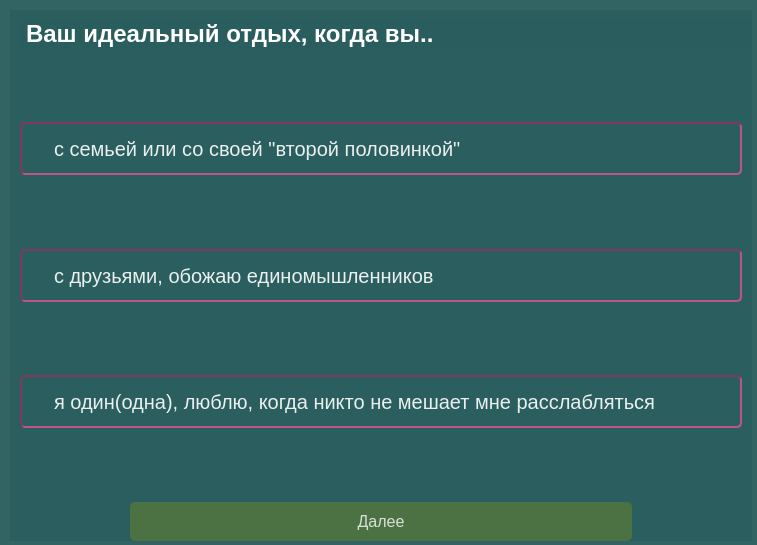
PolinaBack/MyMap, file forms/test3.ui: the form before one commit.
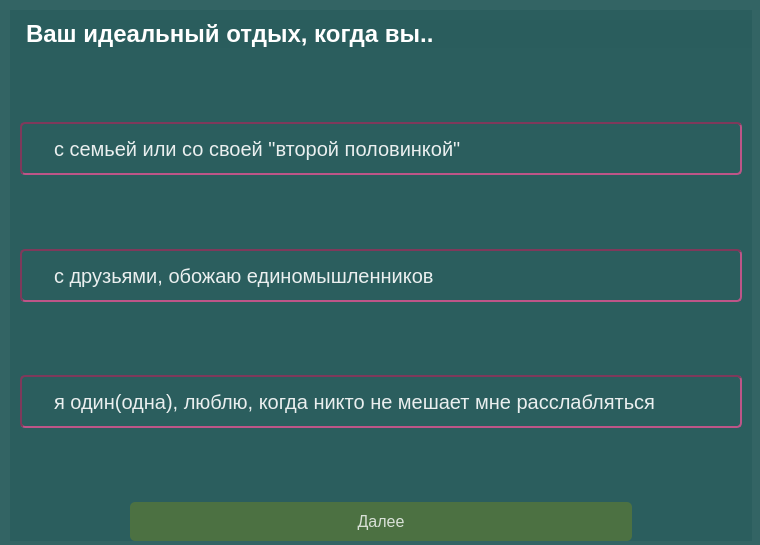
The form after the commit.

Diff of the .ui file:
```diff
--- a/forms/test3.ui
+++ b/forms/test3.ui
@@ -6,7 +6,7 @@
    <rect>
     <x>0</x>
     <y>0</y>
-    <width>757</width>
+    <width>760</width>
     <height>545</height>
    </rect>
   </property>
```
